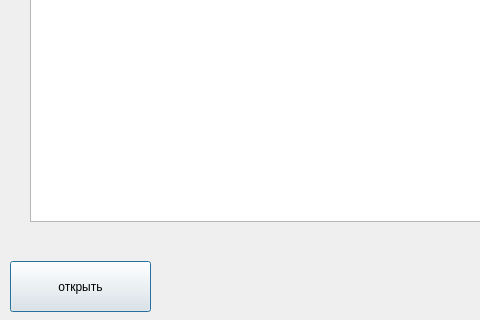
Before: the Qt Designer form ui_files/reprts_menu.ui in yuriiudodov/letnyaya_praktika, drawn with Qt 5; both pictures show x 0 to 480 and y 279 to 599 of the 638 by 599 pixel window.
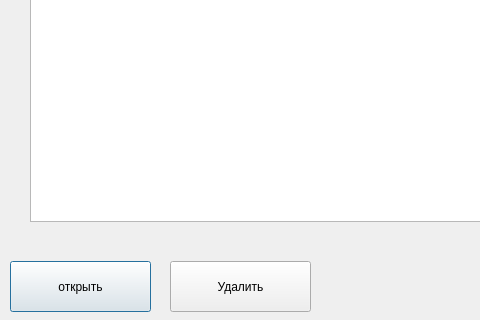
After: the same form once the commit is applied.

Commit message: new reports menu

```diff
--- a/ui_files/reprts_menu.ui
+++ b/ui_files/reprts_menu.ui
@@ -67,6 +67,19 @@
     <string>отмена</string>
    </property>
   </widget>
+  <widget class="QPushButton" name="deletePushButton">
+   <property name="geometry">
+    <rect>
+     <x>170</x>
+     <y>540</y>
+     <width>141</width>
+     <height>51</height>
+    </rect>
+   </property>
+   <property name="text">
+    <string>Удалить</string>
+   </property>
+  </widget>
  </widget>
  <resources/>
  <connections/>
```
Left out of the diff: 4 changed lines with no effect on the pictures. The commit also changes 3 other files.
